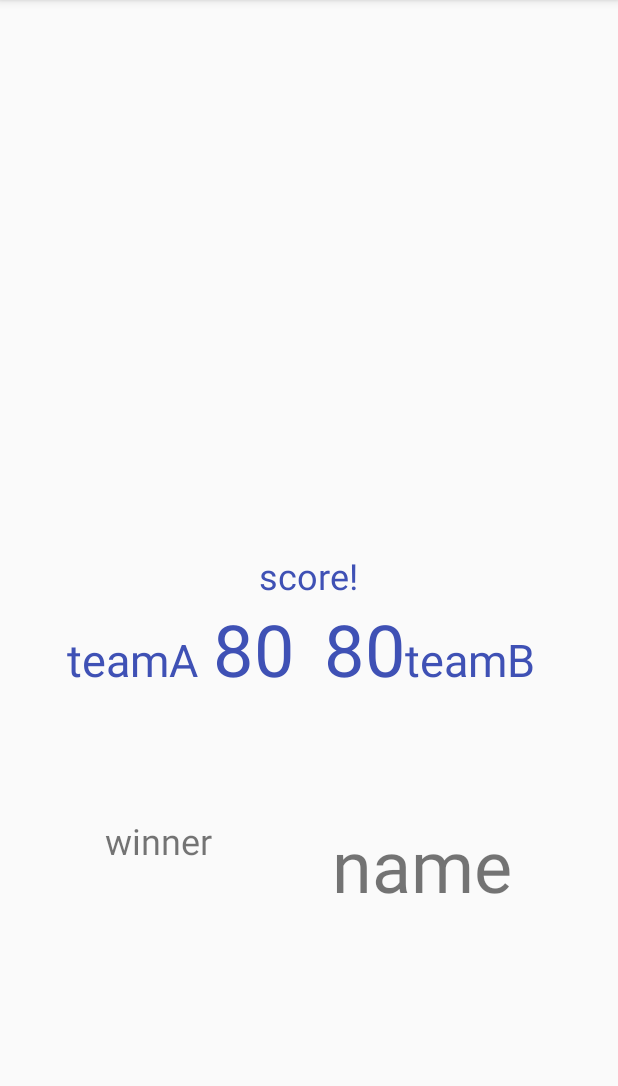
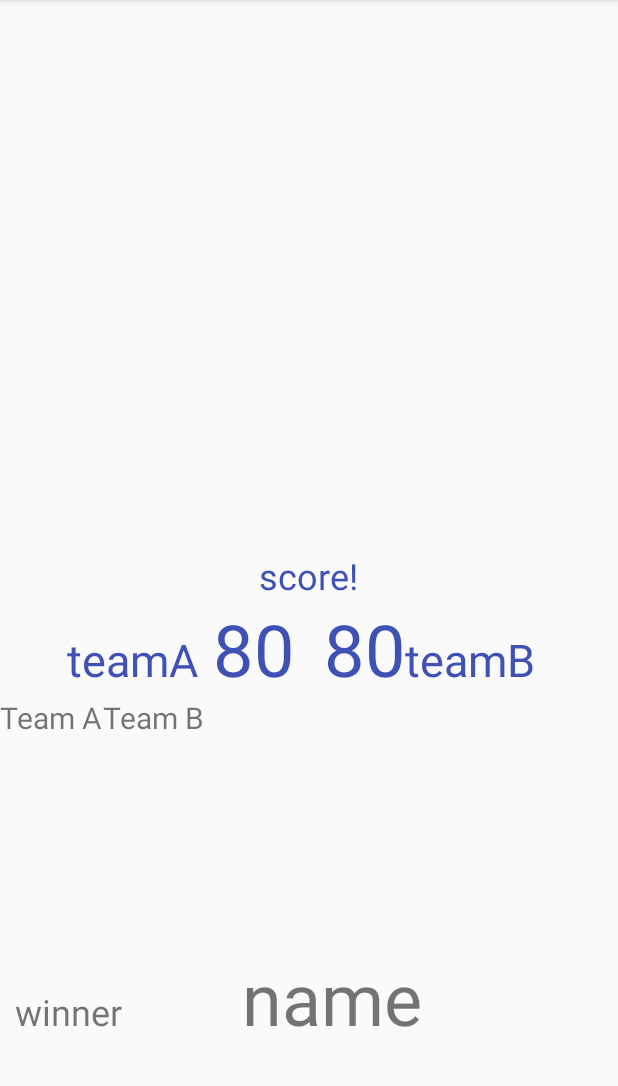
Before and after one commit to BenNjoroge/test, an Android app: the screen it shows after launch (MainActivity), on a phone screen of 412 x 824 dp, the part 84-1170 px from its top. Run offline under Robolectric (Android 15) with nearby library versions, the phone set to English and light mode, and no system bars.

Commit message:
added a text view below teamsscores for average scores

```diff
--- a/app/src/main/res/layout/activity_main.xml
+++ b/app/src/main/res/layout/activity_main.xml
@@ -14,7 +14,9 @@
         android:text="score!"
         android:textColor="@color/colorPrimary"
         android:textSize="24sp" />
+
 <LinearLayout
+    android:id="@+id/teams"
     android:layout_below="@id/score"
     android:layout_width="wrap_content"
     android:layout_height="wrap_content"
@@ -58,12 +60,31 @@
         android:textColor="@color/colorPrimary"
         android:textSize="30sp" />
 
-
 </LinearLayout>
 
 
     <LinearLayout
-        android:gravity="center"
+        android:layout_below="@id/teams"
+        android:orientation="horizontal"
+        android:layout_width="match_parent"
+        android:layout_height="wrap_content">
+
+        <TextView
+            android:text="Team A"
+            android:textSize="20sp"
+            android:layout_width="wrap_content"
+            android:layout_height="match_parent" />
+        <TextView
+            android:text="Team B"
+            android:gravity="end"
+            android:textSize="20sp"
+            android:layout_width="wrap_content"
+            android:layout_height="match_parent" />
+    </LinearLayout>
+
+
+    <LinearLayout
+        android:gravity="bottom"
         android:layout_below="@id/score"
         android:layout_width="match_parent"
         android:layout_height="match_parent"
```
